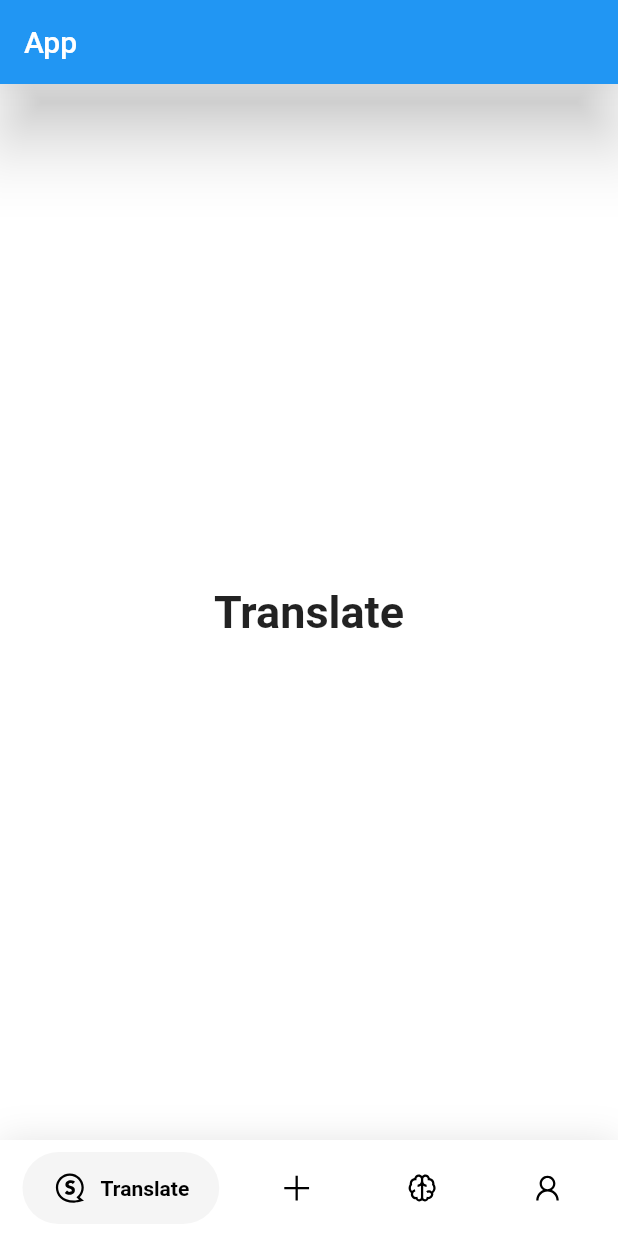
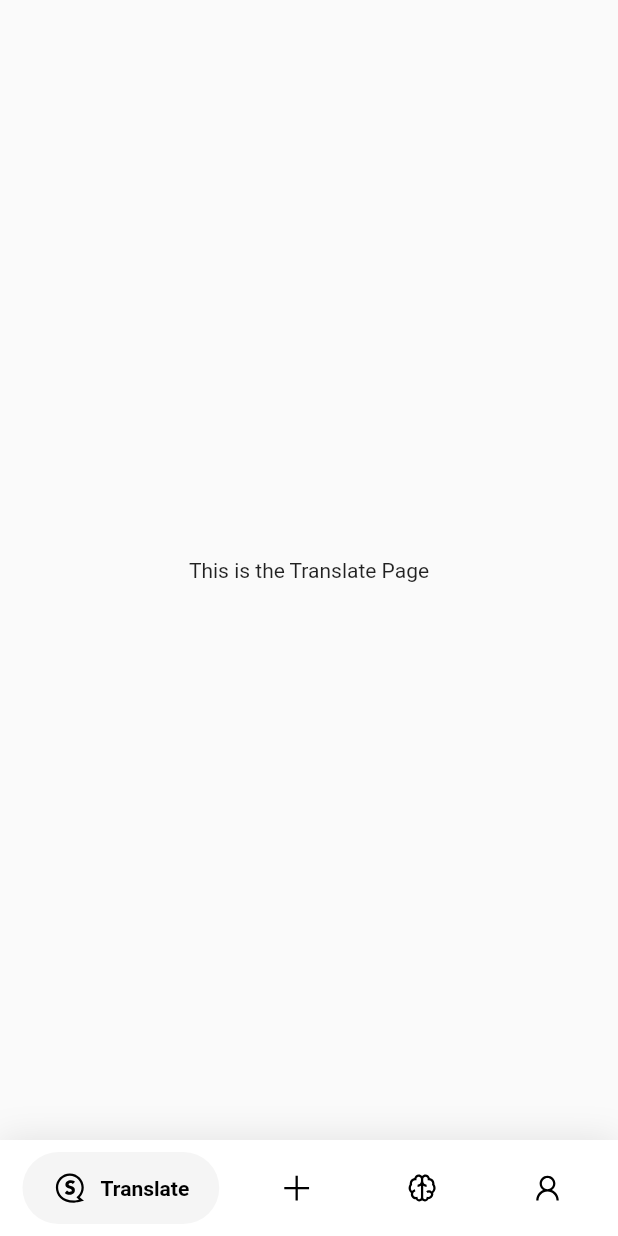
Before and after one commit to wedalb/gsc-asl, a Flutter app: the screen it shows after launch, on a phone screen of 412 x 824 dp. Run offline on Flutter 3.47's test engine with Material 2 defaults, Android fonts, the phone set to English and light mode, and no system bars; drawn by our look-alikes of google_nav_bar; our stand-ins replace line_icons.

Commit message:
add bottom navigation bar + routing

```diff
--- a/Flutter-project/flutter_application_1/lib/pages/home_page.dart
+++ b/Flutter-project/flutter_application_1/lib/pages/home_page.dart
@@ -1,6 +1,11 @@
 import 'package:flutter/material.dart';
+import 'package:flutter_application_1/pages/profile_page.dart';
+import 'package:flutter_application_1/pages/translate_page.dart';
 import 'package:google_nav_bar/google_nav_bar.dart';
 import 'package:line_icons/line_icons.dart';
+
+import 'add_page.dart';
+import 'learn_page.dart';
 
 void main() => runApp(MaterialApp(
     builder: (context, child) {
@@ -19,37 +24,25 @@ class Example extends StatefulWidget {
 
 class _ExampleState extends State<Example> {
   int _selectedIndex = 0;
-  static const TextStyle optionStyle =
-      TextStyle(fontSize: 30, fontWeight: FontWeight.w600);
-  static const List<Widget> _widgetOptions = <Widget>[
-    Text(
-      'Translate',
-      style: optionStyle,
-    ),
-    Text(
-      'Add',
-      style: optionStyle,
-    ),
-    Text(
-      'Learn',
-      style: optionStyle,
-    ),
-    Text(
-      'Profile',
-      style: optionStyle,
-    ),
-  ];
+  final PageController _pageController = PageController(initialPage: 0);
 
   @override
   Widget build(BuildContext context) {
     return Scaffold(
       backgroundColor: Colors.white,
-      appBar: AppBar(
-        elevation: 20,
-        title: const Text('App'),
-      ),
-      body: Center(
-        child: _widgetOptions.elementAt(_selectedIndex),
+      body: PageView(
+        controller: _pageController,
+        children: [
+          TranslatePage(),
+          AddPage(),
+          LearnPage(),
+          ProfilePage(),
+        ],
+        onPageChanged: (index) {
+          setState(() {
+            _selectedIndex = index;
+          });
+        },
       ),
       bottomNavigationBar: Container(
         decoration: BoxDecoration(
@@ -96,6 +89,11 @@ class _ExampleState extends State<Example> {
               onTabChange: (index) {
                 setState(() {
                   _selectedIndex = index;
+                  _pageController.animateToPage(
+                    index,
+                    duration: Duration(milliseconds: 500),
+                    curve: Curves.ease,
+                  );
                 });
               },
             ),
--- /dev/null
+++ b/Flutter-project/flutter_application_1/lib/pages/translate_page.dart
@@ -0,0 +1,12 @@
+import 'package:flutter/material.dart';
+
+class TranslatePage extends StatelessWidget {
+  @override
+  Widget build(BuildContext context) {
+    return Scaffold(
+      body: Center(
+        child: Text('This is the Translate Page'),
+      ),
+    );
+  }
+}
--- a/Flutter-project/flutter_application_1/pubspec.yaml
+++ b/Flutter-project/flutter_application_1/pubspec.yaml
@@ -32,6 +32,10 @@ dependencies:
     sdk: flutter
   line_icons: ^2.0.0
   google_nav_bar: ^5.0.6
+  google_speech: ^2.0.1
+  permission_handler: ^8.1.4+2
+  loading_indicator: ^3.0.1
+  downloads_path_provider_28: ^0.1.2
 
 
 
```
Also changed, not shown: Flutter-project/flutter_application_1/lib/pages/add_page.dart (added, +12 -0 lines), Flutter-project/flutter_application_1/lib/pages/learn_page.dart (added, +12 -0 lines), Flutter-project/flutter_application_1/lib/pages/profile_page.dart (added, +12 -0 lines), Flutter-project/flutter_application_1/pubspec.lock, 7 other files.
